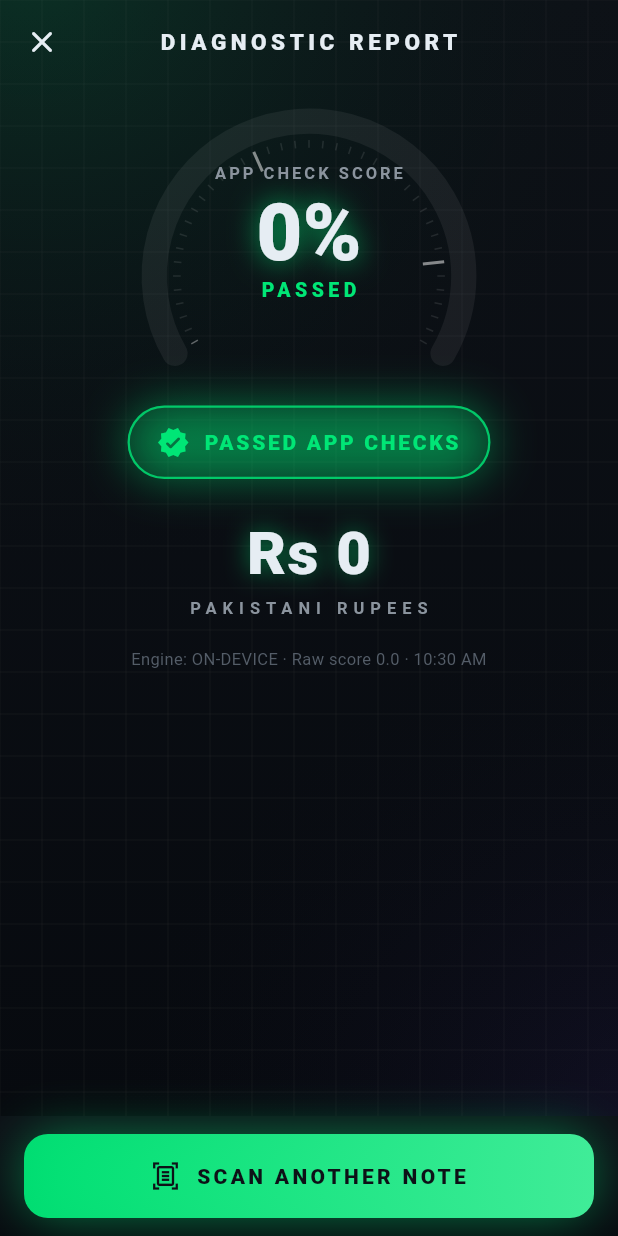
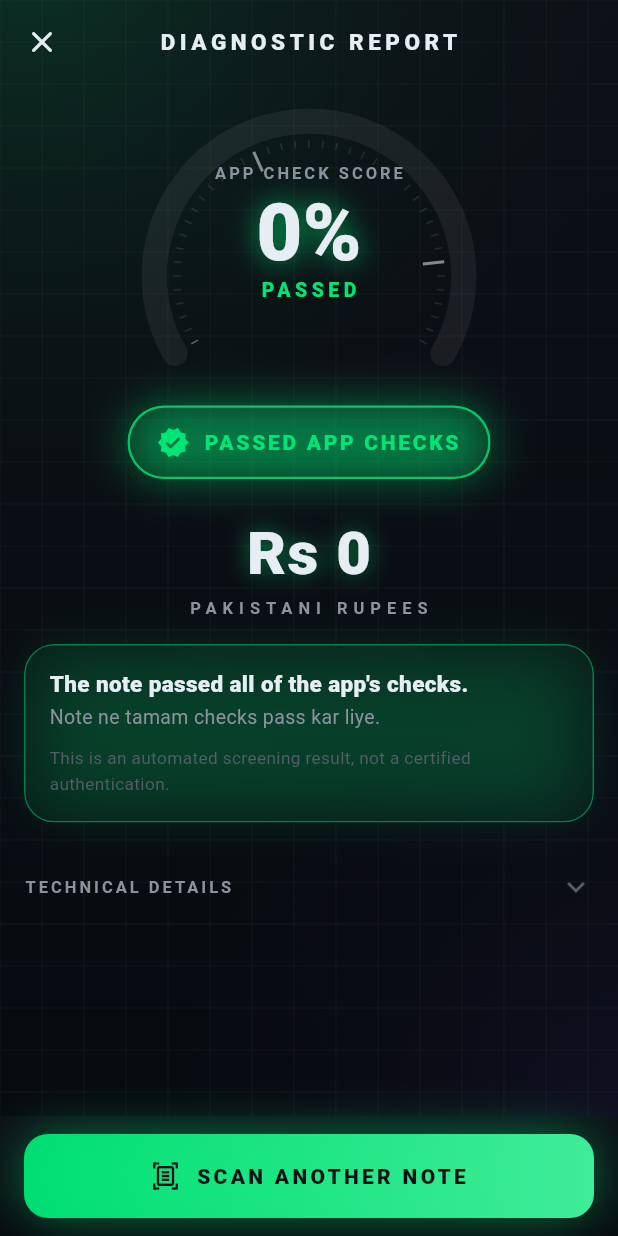
Before and after one commit to Abdul-Manan-Kaleem/FYP-Fake-Currency-Detection, a Flutter app: the ResultsScreen screen opened directly with empty values, on a phone screen of 412 x 824 dp. Run offline on Flutter 3.47's test engine with Material 3 defaults, Android fonts, the phone set to English and light mode, and no system bars; our stand-ins replace camera, dio, flutter_riverpod, image_cropper, image_picker; missing offline and left inert: google_mlkit_document_scanner, google_mlkit_image_labeling, google_mlkit_text_recognition, light, tflite_flutter.

Commit message:
Redesign result screen: plain-language summary, problems first, collapsed technical details
Adds a bilingual summary card with the reasons for the verdict, sorts the checklist fail/unclear/pass/skipped, and moves YOLO overlays, raw score and timings into a collapsed Technical Details section.

```diff
--- a/fake_currency_detector/lib/features/verification/presentation/screens/results_screen.dart
+++ b/fake_currency_detector/lib/features/verification/presentation/screens/results_screen.dart
@@ -110,6 +110,8 @@ class ResultsScreen extends ConsumerWidget {
                     value: result.denomination!,
                     color: color,
                   ),
+                const SizedBox(height: 16),
+                _SummaryCard(result: result),
                 if (!inconclusive &&
                     result.checks.any(
                       (c) => c.status == CheckStatus.skipped,
@@ -148,7 +150,9 @@ class ResultsScreen extends ConsumerWidget {
                         '${result.passedCount}/${result.applicableCount} PASSED',
                   ),
                   const SizedBox(height: 10),
-                  for (final (i, c) in result.checks.indexed)
+                  // Problems first: fail, unclear, warning, then passes, then
+                  // checks that did not run or do not apply.
+                  for (final (i, c) in _problemsFirst(result.checks).indexed)
                     _StaggeredIn(
                       index: i,
                       child: Padding(
@@ -157,24 +161,6 @@ class ResultsScreen extends ConsumerWidget {
                           check: c,
                           initiallyExpanded: c.failed,
                         ),
-                      ),
-                    ),
-                ],
-                if (result.analysis?.detections.isNotEmpty ?? false) ...[
-                  const SizedBox(height: 14),
-                  const _SectionHeader(title: 'WHAT YOLO11s SAW'),
-                  const SizedBox(height: 10),
-                  for (final (key, label, path) in [
-                    ('front', 'FRONT', frontImagePath),
-                    ('back', 'BACK', backImagePath),
-                  ])
-                    if (result.analysis!.detections[key] case final d?)
-                      Padding(
-                        padding: const EdgeInsets.only(bottom: 10),
-                        child: DetectionOverlayCard(
-                          side: label,
-                          imagePath: path,
-                          detections: d,
                       ),
                     ),
                 ],
@@ -191,7 +177,35 @@ class ResultsScreen extends ConsumerWidget {
                     ),
                   ),
                 ],
-                const SizedBox(height: 18),
+                // Developer detail stays out of the way until asked for.
+                const SizedBox(height: 14),
+                Theme(
+                  data: Theme.of(context)
+                      .copyWith(dividerColor: Colors.transparent),
+                  child: ExpansionTile(
+                    tilePadding: EdgeInsets.zero,
+                    childrenPadding: EdgeInsets.zero,
+                    iconColor: AppColors.cyan,
+                    collapsedIconColor: AppColors.textMuted,
+                    title: Text(
+                      'TECHNICAL DETAILS',
+                      style: Theme.of(context).textTheme.labelSmall,
+                    ),
+                    children: [
+                      if (result.analysis?.detections.isNotEmpty ?? false)
+                        for (final (key, label, path) in [
+                          ('front', 'FRONT', frontImagePath),
+                          ('back', 'BACK', backImagePath),
+                        ])
+                          if (result.analysis!.detections[key] case final d?)
+                            Padding(
+                              padding: const EdgeInsets.only(bottom: 10),
+                              child: DetectionOverlayCard(
+                                side: label,
+                                imagePath: path,
+                                detections: d,
+                              ),
+                            ),
                       Text(
                         'Engine: ${result.source.toUpperCase()} · '
                         'Raw score ${result.confidence.rawScore.toStringAsFixed(1)} · '
@@ -201,6 +215,9 @@ class ResultsScreen extends ConsumerWidget {
                         style: const TextStyle(
                           fontSize: 11,
                           color: AppColors.textMuted,
+                        ),
+                      ),
+                    ],
                   ),
                 ),
               ],
@@ -229,6 +246,146 @@ String _timings(VerificationResultModel r) {
   if (t.isEmpty) return '';
   final parts = t.entries.map((e) => '${e.key} ${e.value} ms').join(' · ');
   return '\n$parts';
+}
+
+int _statusRank(CheckStatus s) => switch (s) {
+      CheckStatus.fail => 0,
+      CheckStatus.inconclusive => 1,
+      CheckStatus.warning => 2,
+      CheckStatus.pass => 3,
+      CheckStatus.skipped => 4,
+      CheckStatus.notApplicable => 5,
+    };
+
+/// Checks ordered fail → unclear → warning → pass → skipped → N/A, keeping
+/// the engine's order inside each group (stable).
+List<FeatureCheckModel> _problemsFirst(List<FeatureCheckModel> checks) {
+  final indexed = checks.indexed.toList()
+    ..sort((a, b) {
+      final byStatus = _statusRank(a.$2.status).compareTo(_statusRank(b.$2.status));
+      return byStatus != 0 ? byStatus : a.$1.compareTo(b.$1);
+    });
+  return [for (final e in indexed) e.$2];
+}
+
+/// Plain-language answer at the top: what happened, why, and what to do.
+/// English first, then Roman Urdu (the wording the rest of the app uses).
+class _SummaryCard extends StatelessWidget {
+  const _SummaryCard({required this.result});
+
+  final VerificationResultModel result;
+
+  @override
+  Widget build(BuildContext context) {
+    final v = result.verdict;
+    final color = v.color;
+    final problems = [
+      for (final c in result.checks)
+        if (c.status == CheckStatus.fail || c.status == CheckStatus.inconclusive)
+          '${c.title}: ${c.summary}',
+    ];
+
+    final (headline, urdu) = switch (v) {
+      VerificationVerdict.real => (
+          'The note passed all of the app\'s checks.',
+          'Note ne tamam checks pass kar liye.',
+        ),
+      VerificationVerdict.suspicious => (
+          'Something does not look right. Check the items marked FAIL below.',
+          'Kuch theek nahi lag raha. Neeche FAIL wali cheezen dekhen.',
+        ),
+      VerificationVerdict.fake => (
+          'This looks like a fake note.',
+          'Ye jaali note lag raha hai.',
+        ),
+      VerificationVerdict.unableToVerify || VerificationVerdict.incomplete => (
+          'We could not verify this note. This does not mean it is fake.',
+          'Tasdeeq nahi ho saki. Iska matlab ye nahi ke note jaali hai.',
+        ),
+      VerificationVerdict.notBanknote => (
+          'This does not look like a banknote.',
+          'Ye note ki tasveer nahi lag rahi.',
+        ),
+    };
+
+    final conclusive = v == VerificationVerdict.real ||
+        v == VerificationVerdict.suspicious ||
+        v == VerificationVerdict.fake;
+    final action = switch (v) {
+      VerificationVerdict.unableToVerify ||
+      VerificationVerdict.incomplete =>
+        'Retake clear photos of both sides: note flat, even light, no glare.',
+      VerificationVerdict.notBanknote =>
+        'Photograph the whole note on a plain dark surface.',
+      _ => null,
+    };
+
+    return GlassContainer(
+      glowColor: color,
+      glowIntensity: 0.18,
+      borderColor: color.withValues(alpha: 0.45),
+      fill: color.withValues(alpha: 0.07),
+      child: Column(
+        crossAxisAlignment: CrossAxisAlignment.start,
+        children: [
+          Text(
+            headline,
+            style: const TextStyle(
+              fontSize: 15,
+              fontWeight: FontWeight.w800,
+              color: AppColors.textPrimary,
+              height: 1.35,
+            ),
+          ),
+          const SizedBox(height: 3),
+          Text(
+            urdu,
+            style: const TextStyle(
+              fontSize: 13,
+              color: AppColors.textSecondary,
+              height: 1.35,
+            ),
+          ),
+          if (conclusive && result.applicableCount > 0) ...[
+            const SizedBox(height: 10),
+            Text(
+              '${result.passedCount} of ${result.applicableCount} checks passed',
+              style: TextStyle(
+                fontSize: 12,
+                fontWeight: FontWeight.w800,
+                letterSpacing: 1.2,
+                color: color,
+              ),
+            ),
+          ],
+          if (problems.isNotEmpty && v != VerificationVerdict.notBanknote) ...[
+            const SizedBox(height: 10),
+            for (final p in problems.take(4)) _Bullet(text: p),
+            if (problems.length > 4)
+              Text(
+                '+${problems.length - 4} more in the checklist below',
+                style: const TextStyle(fontSize: 12, color: AppColors.textMuted),
+              ),
+          ],
+          if (action != null) ...[
+            const SizedBox(height: 10),
+            Text(
+              action,
+              style: const TextStyle(fontSize: 12.5, color: AppColors.textSecondary),
+            ),
+          ],
+          if (v == VerificationVerdict.real) ...[
+            const SizedBox(height: 10),
+            const Text(
+              'This is an automated screening result, not a certified '
+              'authentication.',
+              style: TextStyle(fontSize: 11.5, color: AppColors.textMuted),
+            ),
+          ],
+        ],
+      ),
+    );
+  }
 }
 
 class _PartialBanner extends StatelessWidget {
```
Lines whose indentation alone changed are shown as unchanged.
